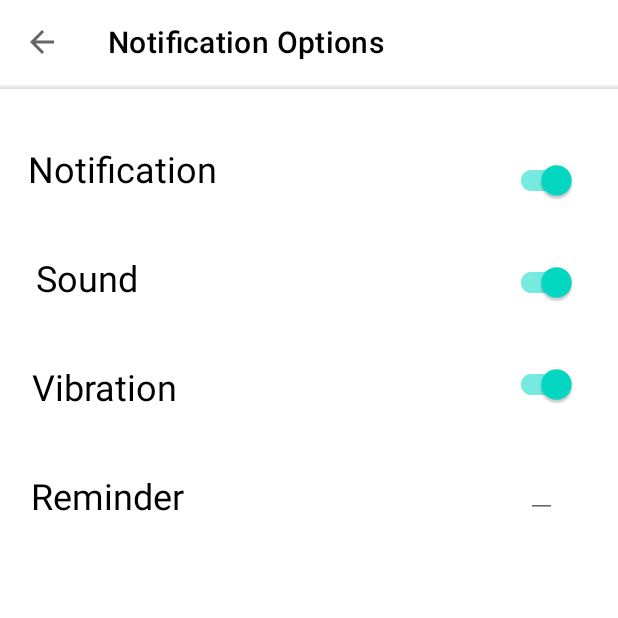
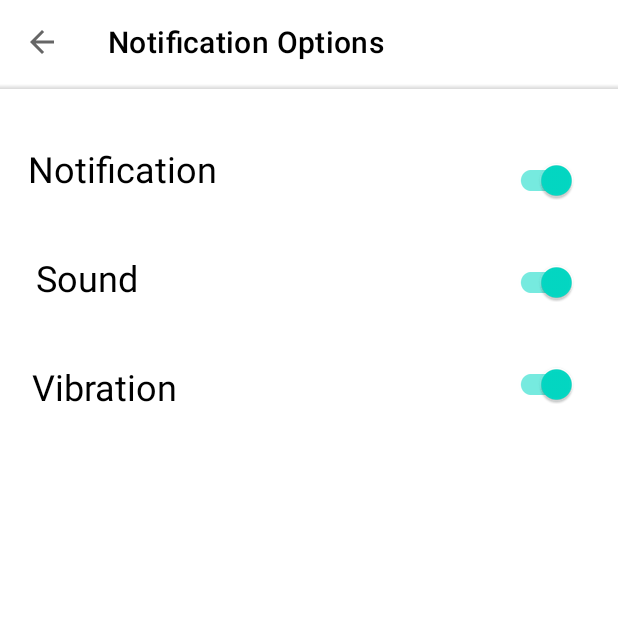
Before and after one commit to Dem01isher/Universal-Todo, an Android app: the NotificationOptionsFragment screen opened through its navigation route, on a phone screen of 412 x 824 dp, the top half of it. Run offline under Robolectric (Android 15) with nearby library versions, the phone set to English and light mode, and no system bars; our stand-ins replace Dagger/Hilt's generated code, data binding.

Commit message:
Renaming views in screen

```diff
--- a/app/src/main/res/layout/fragment_notification_options.xml
+++ b/app/src/main/res/layout/fragment_notification_options.xml
@@ -1,17 +1,19 @@
 <?xml version="1.0" encoding="utf-8"?>
+<layout>
+
     <androidx.constraintlayout.widget.ConstraintLayout xmlns:android="http://schemas.android.com/apk/res/android"
+        xmlns:app="http://schemas.android.com/apk/res-auto"
         xmlns:tools="http://schemas.android.com/tools"
         android:layout_width="match_parent"
         android:layout_height="match_parent"
-    xmlns:app="http://schemas.android.com/apk/res-auto"
         tools:context=".ui.notification_options.NotificationOptionsFragment">
 
         <com.google.android.material.appbar.AppBarLayout
             android:id="@+id/toolbar_layout"
             android:layout_width="match_parent"
             android:layout_height="wrap_content"
+            android:background="@color/white"
             app:elevation="0dp"
-        android:background="@color/white"
             app:layout_constraintLeft_toLeftOf="parent"
             app:layout_constraintRight_toRightOf="parent"
             app:layout_constraintTop_toTopOf="parent">
@@ -30,20 +32,20 @@
             android:layout_height="3dp"
             android:background="@drawable/shadow"
             android:elevation="5dp"
-        app:layout_constraintTop_toBottomOf="@id/toolbar_layout"
             app:layout_constraintLeft_toLeftOf="parent"
-        app:layout_constraintRight_toRightOf="parent" />
+            app:layout_constraintRight_toRightOf="parent"
+            app:layout_constraintTop_toBottomOf="@id/toolbar_layout" />
 
         <TextView
-        android:id="@+id/tvNotifications"
+            android:id="@+id/tv_notifications"
             android:layout_width="wrap_content"
             android:layout_height="wrap_content"
             android:layout_marginTop="40dp"
             android:text="@string/notification"
             android:textColor="@color/black"
             android:textSize="24sp"
+            app:layout_constraintEnd_toStartOf="@+id/guideline_center"
             app:layout_constraintHorizontal_bias="0.1"
-        app:layout_constraintEnd_toStartOf="@+id/guideline_center"
             app:layout_constraintStart_toStartOf="parent"
             app:layout_constraintTop_toBottomOf="@id/toolbar_layout" />
 
@@ -58,17 +60,17 @@
             app:layout_constraintTop_toBottomOf="@id/toolbar_layout" />
 
         <TextView
-        android:id="@+id/tvSound"
+            android:id="@+id/tv_sound"
             android:layout_width="wrap_content"
             android:layout_height="wrap_content"
             android:layout_marginTop="40dp"
             android:text="@string/sound"
             android:textColor="@color/black"
             android:textSize="24sp"
+            app:layout_constraintEnd_toStartOf="@+id/guideline_center"
             app:layout_constraintHorizontal_bias="0.1"
-        app:layout_constraintEnd_toStartOf="@+id/guideline_center"
             app:layout_constraintStart_toStartOf="parent"
-        app:layout_constraintTop_toBottomOf="@id/tvNotifications" />
+            app:layout_constraintTop_toBottomOf="@id/tv_notifications" />
 
         <com.google.android.material.switchmaterial.SwitchMaterial
             android:id="@+id/sound_switch"
@@ -81,17 +83,17 @@
             app:layout_constraintTop_toBottomOf="@id/notification_switch" />
 
         <TextView
-        android:id="@+id/tvVibration"
+            android:id="@+id/tv_vibration"
             android:layout_width="wrap_content"
             android:layout_height="wrap_content"
             android:layout_marginTop="40dp"
             android:text="@string/vibration"
             android:textColor="@color/black"
             android:textSize="24sp"
+            app:layout_constraintEnd_toStartOf="@+id/guideline_center"
             app:layout_constraintHorizontal_bias="0.1"
-        app:layout_constraintEnd_toStartOf="@+id/guideline_center"
             app:layout_constraintStart_toStartOf="parent"
-        app:layout_constraintTop_toBottomOf="@id/tvSound" />
+            app:layout_constraintTop_toBottomOf="@id/tv_sound" />
 
         <com.google.android.material.switchmaterial.SwitchMaterial
             android:id="@+id/vibration_switch"
@@ -103,31 +105,6 @@
             app:layout_constraintStart_toEndOf="@+id/guideline_center"
             app:layout_constraintTop_toBottomOf="@id/sound_switch" />
 
-    <TextView
-        android:id="@+id/tvReminder"
-        android:layout_width="wrap_content"
-        android:layout_height="wrap_content"
-        android:layout_marginTop="40dp"
-        android:text="@string/reminder"
-        android:textColor="@color/black"
-        android:textSize="24sp"
-        app:layout_constraintHorizontal_bias="0.1"
-        app:layout_constraintEnd_toStartOf="@+id/guideline_center"
-        app:layout_constraintStart_toStartOf="parent"
-        app:layout_constraintTop_toBottomOf="@id/tvVibration" />
-
-    <EditText
-        android:id="@+id/time"
-        android:layout_width="wrap_content"
-        android:layout_height="wrap_content"
-        android:layout_marginTop="20dp"
-        android:contentDescription="@null"
-        android:maxLength="3"
-        android:paddingHorizontal="10dp"
-        app:layout_constraintEnd_toEndOf="parent"
-        app:layout_constraintStart_toStartOf="@+id/guideline_center"
-        app:layout_constraintTop_toBottomOf="@id/vibration_switch" />
-
         <androidx.constraintlayout.widget.Guideline
             android:id="@+id/guideline_center"
             android:layout_width="wrap_content"
@@ -137,3 +114,4 @@
 
 
     </androidx.constraintlayout.widget.ConstraintLayout>
+</layout>
--- a/app/src/main/res/menu/menu_tasks.xml
+++ b/app/src/main/res/menu/menu_tasks.xml
@@ -2,7 +2,7 @@
 <menu xmlns:android="http://schemas.android.com/apk/res/android"
     xmlns:app="http://schemas.android.com/apk/res-auto">
     <item android:id="@+id/search"
-        android:title="Search..."
+        android:title="Search"
         android:icon="@drawable/ic_search"
         app:showAsAction="always|collapseActionView"
         app:actionViewClass="androidx.appcompat.widget.SearchView"/>
--- a/app/src/main/res/navigation/nav_graph.xml
+++ b/app/src/main/res/navigation/nav_graph.xml
@@ -39,6 +39,9 @@
             app:exitAnim="@anim/nav_default_pop_exit_anim"
             app:popEnterAnim="@anim/nav_default_pop_enter_anim"
             app:popExitAnim="@animator/nav_default_pop_exit_anim"/>
+        <action
+            android:id="@+id/action_mainFragment_to_createTaskFragment"
+            app:destination="@id/createTaskFragment" />
     </fragment>
     <fragment
         android:id="@+id/aboutTaskFragment"
@@ -63,4 +66,9 @@
         android:name="com.leskov.universal_tasker.ui.notification_options.NotificationOptionsFragment"
         android:label="fragment_notification_options"
         tools:layout="@layout/fragment_notification_options" />
+    <fragment
+        android:id="@+id/createTaskFragment"
+        android:name="com.leskov.universal_tasker.ui.create_task.CreateTaskFragment"
+        android:label="fragment_create_task"
+        tools:layout="@layout/fragment_create_task" />
 </navigation>
--- a/app/src/main/res/values-night/themes.xml
+++ /dev/null
@@ -1,16 +0,0 @@
-<resources xmlns:tools="http://schemas.android.com/tools">
-    <!-- Base application theme. -->
-    <style name="Theme.UniversalTasker" parent="Theme.MaterialComponents.DayNight.NoActionBar">
-        <!-- Primary brand color. -->
-        <item name="colorPrimary">@color/purple_200</item>
-        <item name="colorPrimaryVariant">@color/purple_700</item>
-        <item name="colorOnPrimary">@color/black</item>
-        <!-- Secondary brand color. -->
-        <item name="colorSecondary">@color/teal_200</item>
-        <item name="colorSecondaryVariant">@color/teal_200</item>
-        <item name="colorOnSecondary">@color/black</item>
-        <!-- Status bar color. -->
-        <item name="android:statusBarColor" tools:targetApi="l">?attr/colorPrimaryVariant</item>
-        <!-- Customize your theme here. -->
-    </style>
-</resources>
--- a/app/src/main/res/values/colors.xml
+++ b/app/src/main/res/values/colors.xml
@@ -8,5 +8,9 @@
     <color name="black">#FF000000</color>
     <color name="white">#FFFFFFFF</color>
 
+    <color name="red">#F64A32</color>
+    <color name="green">#268F15</color>
+    <color name="yellow">#FFD43A</color>
+
     <color name="shadow">#26000000</color>
 </resources>
--- a/app/src/main/res/values/strings.xml
+++ b/app/src/main/res/values/strings.xml
@@ -1,7 +1,5 @@
 <resources>
     <string name="app_name">Universal-Tasker</string>
-    <!-- TODO: Remove or change this placeholder text -->
-    <string name="hello_blank_fragment">Hello blank fragment</string>
     <string name="tasks">Tasks</string>
     <string name="create_task">Create Task</string>
     <string name="title">Title</string>
@@ -21,4 +19,7 @@
     <string name="sound">Sound</string>
     <string name="vibration">Vibration</string>
     <string name="reminder">Reminder</string>
+    <string name="tickets">Tickets:</string>
+    <string name="app_info">App Info</string>
+    <string name="progress">Progress:</string>
 </resources>
```
Also changed, not shown: app/src/main/java/com/leskov/universal_tasker/ui/create_task/CreateTaskDialog.kt (deleted, +0 -85 lines), app/src/main/res/drawable/ic_arrow_forward.xml (added, +10 -0 lines), app/src/main/res/drawable/ic_check.xml (added, +10 -0 lines), app/src/main/res/drawable/ic_choose_color.xml (added, +9 -0 lines), app/src/main/res/layout/dialog_create_task.xml (deleted, +0 -121 lines), app/src/main/res/layout/fragment_about_task.xml (+84 -26 lines), app/src/main/res/layout/fragment_create_task.xml (+21 -18 lines), app/src/main/res/layout/fragment_edit_task.xml (+23 -35 lines), app/src/main/res/layout/fragment_main.xml (+5 -2 lines), app/src/main/res/layout/fragment_settings.xml (+14 -12 lines), app/src/main/res/layout/fragment_splash.xml (+5 -2 lines), app/src/main/res/layout/fragment_task_list.xml (+6 -3 lines), app/src/main/res/layout/list_item_task.xml (+18 -16 lines). Lines whose indentation alone changed are shown as unchanged.
